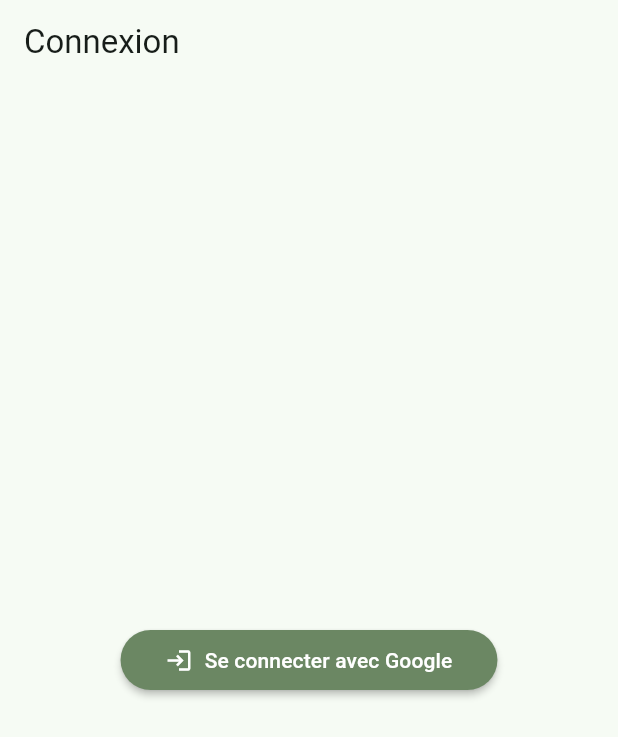
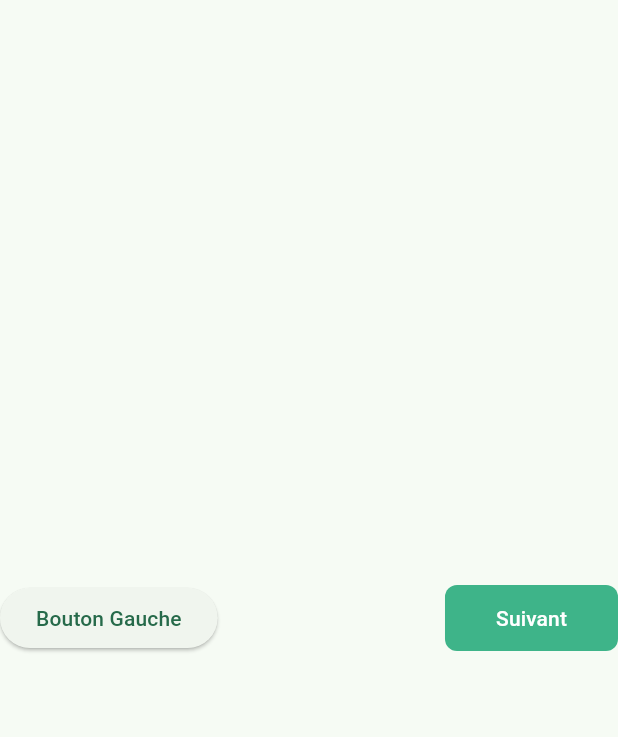
Before and after one commit to CarbeDev/NxtGam-Mobile, a Flutter app: the screen it shows after launch, on a phone screen of 412 x 824 dp. Shown: the top 737 px of the screen. Run offline on Flutter 3.47's test engine with Material 3 defaults, Android fonts, the phone set to English and light mode, and no system bars; our stand-ins replace dio, flutter_bloc, google_sign_in; missing offline and left inert: supertokens_flutter.

Commit message:
primary button widget

```diff
--- /dev/null
+++ b/lib/features/intro/intro_screen.dart
@@ -0,0 +1,13 @@
+import 'package:flutter/material.dart';
+import 'package:mobile_app/features/intro/widgets/intro_bottom_bar.dart';
+
+class IntroScreen extends StatelessWidget {
+  const IntroScreen({super.key});
+
+  @override
+  Widget build(BuildContext context) {
+    return const Scaffold(
+      bottomNavigationBar: IntroBottomBar(),
+    );
+  }
+}
--- /dev/null
+++ b/lib/features/intro/widgets/intro_bottom_bar.dart
@@ -0,0 +1,27 @@
+import 'package:flutter/material.dart';
+import 'package:mobile_app/shared/buttons.dart';
+
+class IntroBottomBar extends StatelessWidget {
+  const IntroBottomBar({super.key});
+
+  @override
+  Widget build(BuildContext context) {
+    return Row(
+      mainAxisAlignment: MainAxisAlignment.spaceBetween,
+      children: <Widget>[
+        Align(
+          alignment: Alignment.centerLeft,
+          child: ElevatedButton(
+            onPressed: () {
+              print('Bouton gauche pressé');
+            },
+            child: const Text('Bouton Gauche'),
+          ),
+        ),
+        Align(
+            alignment: Alignment.centerRight,
+            child: NxtGamePrimaryButton("Suivant", () {})),
+      ],
+    );
+  }
+}
--- a/lib/features/login/login_screen.dart
+++ b/lib/features/login/login_screen.dart
@@ -31,13 +31,13 @@ class LoginScreen extends StatelessWidget {
                 }
                 return Center(
                   child: ElevatedButton.icon(
-                    icon: Icon(Icons.login), // Icône de connexion
-                    label: Text('Se connecter avec Google'),
+                    icon: const Icon(Icons.login), // Icône de connexion
+                    label: const Text('Se connecter avec Google'),
                     onPressed: () =>
                         context.read<LoginCubit>().loginWithGoogle(),
                     style: ElevatedButton.styleFrom(
                       foregroundColor: Colors.white,
-                      backgroundColor: Color(0xFF6B8763),
+                      backgroundColor: const Color(0xFF6B8763),
                       // Couleur du texte et de l'icône
                       elevation: 2,
                       // Ombre du bouton
@@ -45,7 +45,7 @@ class LoginScreen extends StatelessWidget {
                         borderRadius:
                             BorderRadius.circular(30.0), // Bord arrondi
                       ),
-                      padding: EdgeInsets.symmetric(
+                      padding: const EdgeInsets.symmetric(
                           horizontal: 30, vertical: 10), // Espacement interne
                     ),
                   ),
```
Also changed, not shown: lib/main.dart (+2 -90 lines), lib/shared/buttons.dart (added, +32 -0 lines).
